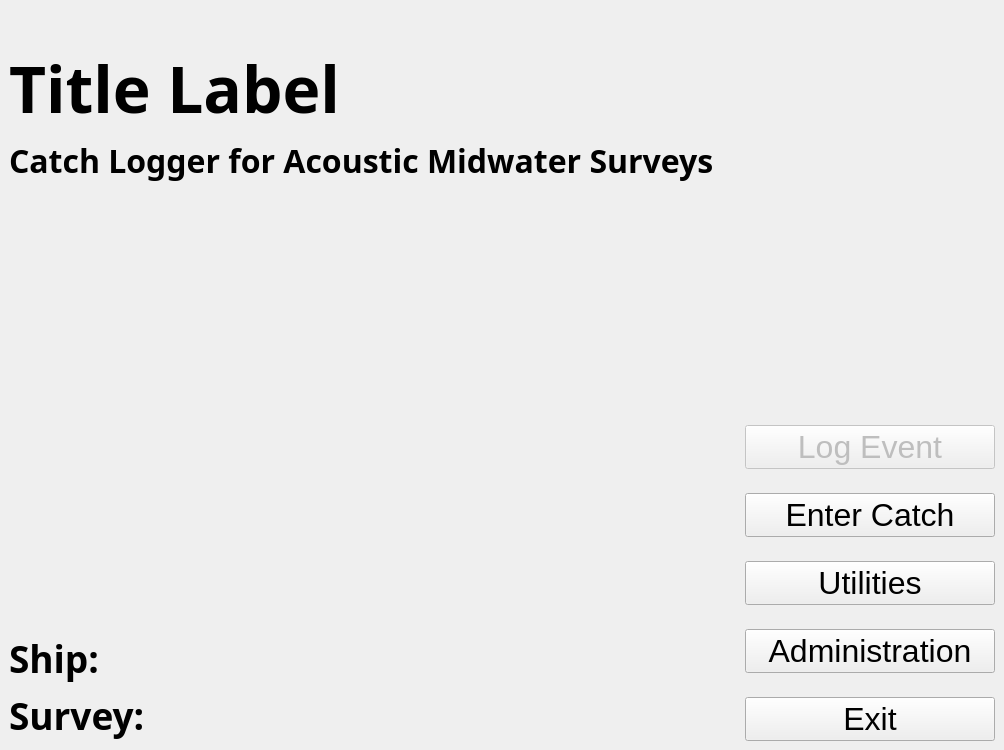
Above: ui/CLAMSMain.ui from guyuhong/CLAMS before the change. Below: the same form after it.
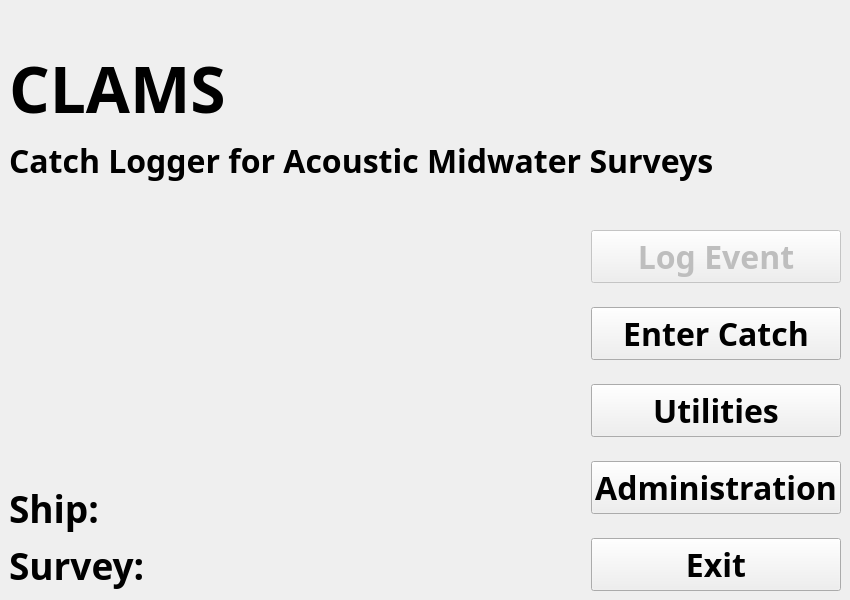
That is the form after the change.

What changed in the file:
```diff
--- a/ui/CLAMSMain.ui
+++ b/ui/CLAMSMain.ui
@@ -6,8 +6,8 @@
    <rect>
     <x>0</x>
     <y>0</y>
-    <width>1004</width>
-    <height>750</height>
+    <width>850</width>
+    <height>600</height>
    </rect>
   </property>
   <property name="minimumSize">
@@ -46,14 +46,14 @@
      <widget class="QLabel" name="titleLabel">
       <property name="font">
        <font>
-        <family>Gill Sans MT</family>
+        <family>Arial Black</family>
         <pointsize>48</pointsize>
         <weight>75</weight>
         <bold>true</bold>
        </font>
       </property>
       <property name="text">
-       <string>Title Label</string>
+       <string>CLAMS</string>
       </property>
      </widget>
     </item>
@@ -61,7 +61,7 @@
      <widget class="QLabel" name="subtitleLabel">
       <property name="font">
        <font>
-        <family>Gill Sans MT</family>
+        <family>Arial Black</family>
         <pointsize>24</pointsize>
         <weight>75</weight>
         <italic>false</italic>
@@ -94,7 +94,7 @@
          <widget class="QLabel" name="shipLabel">
           <property name="font">
            <font>
-            <family>Gill Sans MT</family>
+            <family>Arial Black</family>
             <pointsize>28</pointsize>
             <weight>75</weight>
             <italic>false</italic>
@@ -110,7 +110,7 @@
          <widget class="QLabel" name="surveyLabel">
           <property name="font">
            <font>
-            <family>Gill Sans MT</family>
+            <family>Arial Black</family>
             <pointsize>28</pointsize>
             <weight>75</weight>
             <italic>false</italic>
@@ -168,7 +168,10 @@
           </property>
           <property name="font">
            <font>
+            <family>Arial Black</family>
             <pointsize>24</pointsize>
+            <weight>75</weight>
+            <bold>true</bold>
            </font>
           </property>
           <property name="text">
@@ -186,7 +189,10 @@
           </property>
           <property name="font">
            <font>
+            <family>Arial Black</family>
             <pointsize>24</pointsize>
+            <weight>75</weight>
+            <bold>true</bold>
            </font>
           </property>
           <property name="text">
@@ -204,7 +210,10 @@
           </property>
           <property name="font">
            <font>
+            <family>Arial Black</family>
             <pointsize>24</pointsize>
+            <weight>75</weight>
+            <bold>true</bold>
            </font>
           </property>
           <property name="text">
@@ -222,7 +231,10 @@
           </property>
           <property name="font">
            <font>
+            <family>Arial Black</family>
             <pointsize>24</pointsize>
+            <weight>75</weight>
+            <bold>true</bold>
            </font>
           </property>
           <property name="text">
@@ -240,7 +252,10 @@
           </property>
           <property name="font">
            <font>
+            <family>Arial Black</family>
             <pointsize>24</pointsize>
+            <weight>75</weight>
+            <bold>true</bold>
            </font>
           </property>
           <property name="text">
```
